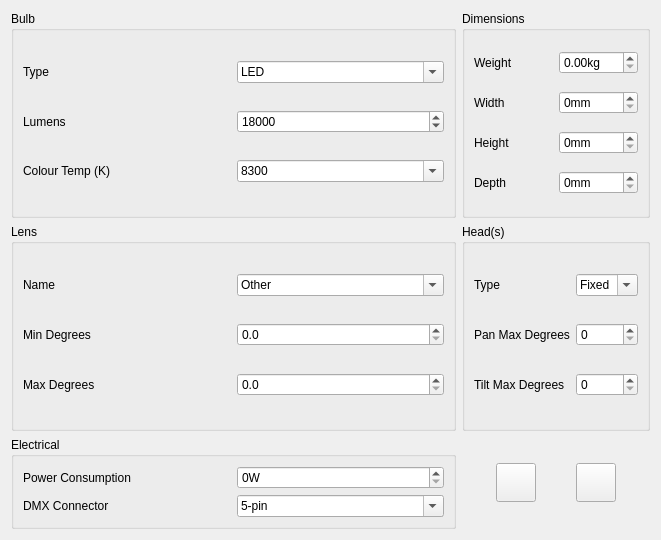
First picture: the form in fixtureeditor/editphysical.ui, repository mcallegari/qlcplus, before the edit.
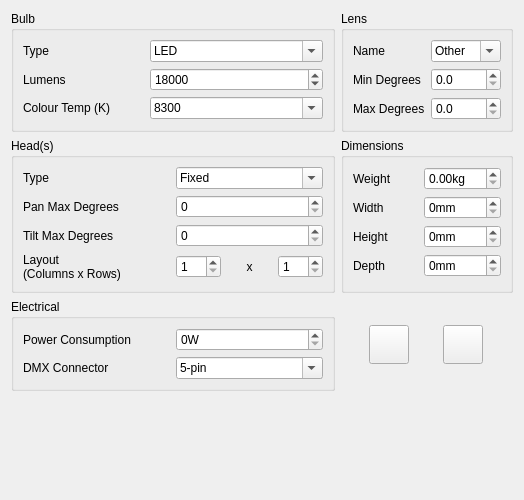
Second picture: the form after the edit. Icons and pictures are not drawn.

Commit message:
engine: add heads layout parameters to fixture definitions
Reference #1156

Diff of the .ui file:
```diff
--- a/fixtureeditor/editphysical.ui
+++ b/fixtureeditor/editphysical.ui
@@ -25,101 +25,134 @@
    <rect>
     <x>0</x>
     <y>0</y>
-    <width>661</width>
-    <height>540</height>
+    <width>524</width>
+    <height>500</height>
    </rect>
   </property>
   <property name="windowTitle">
    <string notr="true">Edit physical</string>
   </property>
   <layout class="QGridLayout" name="gridLayout_14">
-   <item row="0" column="1">
-    <widget class="QGroupBox" name="groupBox_9">
+   <item row="1" column="0">
+    <widget class="QGroupBox" name="groupBox_7">
      <property name="title">
-      <string>Dimensions</string>
+      <string>Head(s)</string>
      </property>
-     <layout class="QGridLayout" name="gridLayout_12">
+     <layout class="QGridLayout" name="gridLayout_10">
       <item row="0" column="0">
-       <widget class="QLabel" name="m_weightLabel">
+       <widget class="QLabel" name="m_focusTypeLabel">
         <property name="text">
-         <string>Weight</string>
+         <string>Type</string>
         </property>
        </widget>
       </item>
       <item row="0" column="1">
-       <widget class="QDoubleSpinBox" name="m_weightSpin">
-        <property name="suffix">
-         <string>kg</string>
+       <widget class="QComboBox" name="m_focusTypeCombo">
+        <property name="editable">
+         <bool>true</bool>
         </property>
-        <property name="maximum">
-         <double>999.990000000000009</double>
-        </property>
+        <item>
+         <property name="text">
+          <string notr="true">Fixed</string>
+         </property>
+        </item>
+        <item>
+         <property name="text">
+          <string notr="true">Head</string>
+         </property>
+        </item>
+        <item>
+         <property name="text">
+          <string notr="true">Mirror</string>
+         </property>
+        </item>
+        <item>
+         <property name="text">
+          <string notr="true">Barrel</string>
+         </property>
+        </item>
        </widget>
       </item>
       <item row="1" column="0">
-       <widget class="QLabel" name="m_widthLabel">
+       <widget class="QLabel" name="m_panMaxLabel">
         <property name="text">
-         <string>Width</string>
+         <string>Pan Max Degrees</string>
         </property>
        </widget>
       </item>
       <item row="1" column="1">
-       <widget class="QSpinBox" name="m_widthSpin">
+       <widget class="QSpinBox" name="m_panMaxSpin">
         <property name="accelerated">
          <bool>true</bool>
         </property>
-        <property name="suffix">
-         <string>mm</string>
-        </property>
         <property name="maximum">
-         <number>9999</number>
+         <number>999</number>
         </property>
        </widget>
       </item>
       <item row="2" column="0">
-       <widget class="QLabel" name="m_heightLabel">
+       <widget class="QLabel" name="m_tiltMaxLabel">
         <property name="text">
-         <string>Height</string>
+         <string>Tilt Max Degrees</string>
         </property>
        </widget>
       </item>
       <item row="2" column="1">
-       <widget class="QSpinBox" name="m_heightSpin">
+       <widget class="QSpinBox" name="m_tiltMaxSpin">
         <property name="accelerated">
          <bool>true</bool>
         </property>
-        <property name="suffix">
-         <string>mm</string>
-        </property>
         <property name="maximum">
-         <number>9999</number>
+         <number>999</number>
         </property>
        </widget>
       </item>
       <item row="3" column="0">
-       <widget class="QLabel" name="m_depthLabel">
+       <widget class="QLabel" name="label">
         <property name="text">
-         <string>Depth</string>
+         <string>Layout
+(Columns x Rows)</string>
         </property>
        </widget>
       </item>
       <item row="3" column="1">
-       <widget class="QSpinBox" name="m_depthSpin">
-        <property name="accelerated">
-         <bool>true</bool>
-        </property>
-        <property name="suffix">
-         <string>mm</string>
-        </property>
-        <property name="maximum">
-         <number>9999</number>
-        </property>
-       </widget>
+       <layout class="QHBoxLayout" name="horizontalLayout_2">
+        <item>
+         <widget class="QSpinBox" name="m_layoutColsSpin">
+          <property name="minimum">
+           <number>1</number>
+          </property>
+         </widget>
+        </item>
+        <item>
+         <widget class="QLabel" name="label_2">
+          <property name="sizePolicy">
+           <sizepolicy hsizetype="Minimum" vsizetype="Preferred">
+            <horstretch>0</horstretch>
+            <verstretch>0</verstretch>
+           </sizepolicy>
+          </property>
+          <property name="text">
+           <string notr="true">x</string>
+          </property>
+          <property name="alignment">
+           <set>Qt::AlignCenter</set>
+          </property>
+         </widget>
+        </item>
+        <item>
+         <widget class="QSpinBox" name="m_layoutRowsSpin">
+          <property name="minimum">
+           <number>1</number>
+          </property>
+         </widget>
+        </item>
+       </layout>
       </item>
      </layout>
     </widget>
    </item>
-   <item row="2" column="0">
+   <item row="4" column="0">
     <widget class="QGroupBox" name="groupBox_6">
      <property name="title">
       <string>Electrical</string>
@@ -190,7 +223,7 @@
      </layout>
     </widget>
    </item>
-   <item row="2" column="1">
+   <item row="4" column="1">
     <layout class="QHBoxLayout" name="horizontalLayout">
      <item>
       <widget class="QToolButton" name="copyClipboardButton">
@@ -581,84 +614,7 @@
      </layout>
     </widget>
    </item>
-   <item row="1" column="1">
-    <widget class="QGroupBox" name="groupBox_7">
-     <property name="title">
-      <string>Head(s)</string>
-     </property>
-     <layout class="QGridLayout" name="gridLayout_10">
-      <item row="0" column="0">
-       <widget class="QLabel" name="m_focusTypeLabel">
-        <property name="text">
-         <string>Type</string>
-        </property>
-       </widget>
-      </item>
-      <item row="0" column="1">
-       <widget class="QComboBox" name="m_focusTypeCombo">
-        <property name="editable">
-         <bool>true</bool>
-        </property>
-        <item>
-         <property name="text">
-          <string notr="true">Fixed</string>
-         </property>
-        </item>
-        <item>
-         <property name="text">
-          <string notr="true">Head</string>
-         </property>
-        </item>
-        <item>
-         <property name="text">
-          <string notr="true">Mirror</string>
-         </property>
-        </item>
-        <item>
-         <property name="text">
-          <string notr="true">Barrel</string>
-         </property>
-        </item>
-       </widget>
-      </item>
-      <item row="1" column="0">
-       <widget class="QLabel" name="m_panMaxLabel">
-        <property name="text">
-         <string>Pan Max Degrees</string>
-        </property>
-       </widget>
-      </item>
-      <item row="1" column="1">
-       <widget class="QSpinBox" name="m_panMaxSpin">
-        <property name="accelerated">
-         <bool>true</bool>
-        </property>
-        <property name="maximum">
-         <number>999</number>
-        </property>
-       </widget>
-      </item>
-      <item row="2" column="0">
-       <widget class="QLabel" name="m_tiltMaxLabel">
-        <property name="text">
-         <string>Tilt Max Degrees</string>
-        </property>
-       </widget>
-      </item>
-      <item row="2" column="1">
-       <widget class="QSpinBox" name="m_tiltMaxSpin">
-        <property name="accelerated">
-         <bool>true</bool>
-        </property>
-        <property name="maximum">
-         <number>999</number>
-        </property>
-       </widget>
-      </item>
-     </layout>
-    </widget>
-   </item>
-   <item row="1" column="0">
+   <item row="0" column="1">
     <widget class="QGroupBox" name="groupBox_8">
      <property name="title">
       <string>Lens</string>
@@ -736,6 +692,105 @@
      </layout>
     </widget>
    </item>
+   <item row="1" column="1">
+    <widget class="QGroupBox" name="groupBox_9">
+     <property name="title">
+      <string>Dimensions</string>
+     </property>
+     <layout class="QGridLayout" name="gridLayout_12">
+      <item row="0" column="1">
+       <widget class="QDoubleSpinBox" name="m_weightSpin">
+        <property name="suffix">
+         <string>kg</string>
+        </property>
+        <property name="maximum">
+         <double>999.990000000000009</double>
+        </property>
+       </widget>
+      </item>
+      <item row="1" column="0">
+       <widget class="QLabel" name="m_widthLabel">
+        <property name="text">
+         <string>Width</string>
+        </property>
+       </widget>
+      </item>
+      <item row="1" column="1">
+       <widget class="QSpinBox" name="m_widthSpin">
+        <property name="accelerated">
+         <bool>true</bool>
+        </property>
+        <property name="suffix">
+         <string>mm</string>
+        </property>
+        <property name="maximum">
+         <number>9999</number>
+        </property>
+       </widget>
+      </item>
+      <item row="2" column="0">
+       <widget class="QLabel" name="m_heightLabel">
+        <property name="text">
+         <string>Height</string>
+        </property>
+       </widget>
+      </item>
+      <item row="2" column="1">
+       <widget class="QSpinBox" name="m_heightSpin">
+        <property name="accelerated">
+         <bool>true</bool>
+        </property>
+        <property name="suffix">
+         <string>mm</string>
+        </property>
+        <property name="maximum">
+         <number>9999</number>
+        </property>
+       </widget>
+      </item>
+      <item row="3" column="0">
+       <widget class="QLabel" name="m_depthLabel">
+        <property name="text">
+         <string>Depth</string>
+        </property>
+       </widget>
+      </item>
+      <item row="3" column="1">
+       <widget class="QSpinBox" name="m_depthSpin">
+        <property name="accelerated">
+         <bool>true</bool>
+        </property>
+        <property name="suffix">
+         <string>mm</string>
+        </property>
+        <property name="maximum">
+         <number>9999</number>
+        </property>
+       </widget>
+      </item>
+      <item row="0" column="0">
+       <widget class="QLabel" name="m_weightLabel">
+        <property name="text">
+         <string>Weight</string>
+        </property>
+       </widget>
+      </item>
+     </layout>
+    </widget>
+   </item>
+   <item row="5" column="0" colspan="2">
+    <spacer name="verticalSpacer">
+     <property name="orientation">
+      <enum>Qt::Vertical</enum>
+     </property>
+     <property name="sizeHint" stdset="0">
+      <size>
+       <width>20</width>
+       <height>40</height>
+      </size>
+     </property>
+    </spacer>
+   </item>
   </layout>
  </widget>
  <tabstops>
```
The commit also changes 6 other files.
